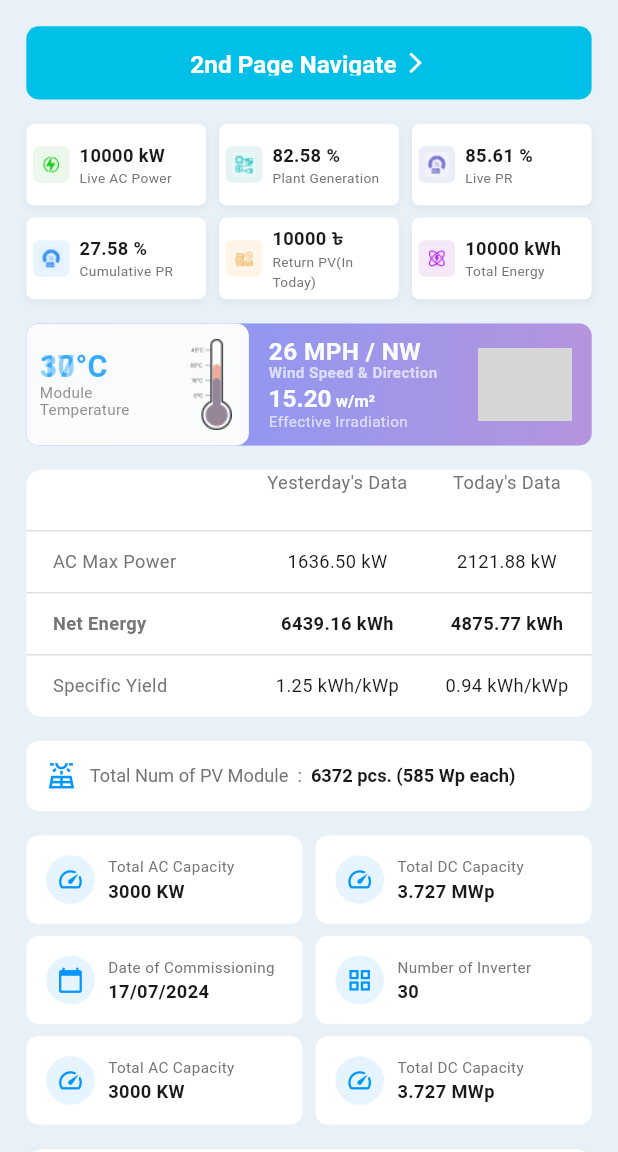
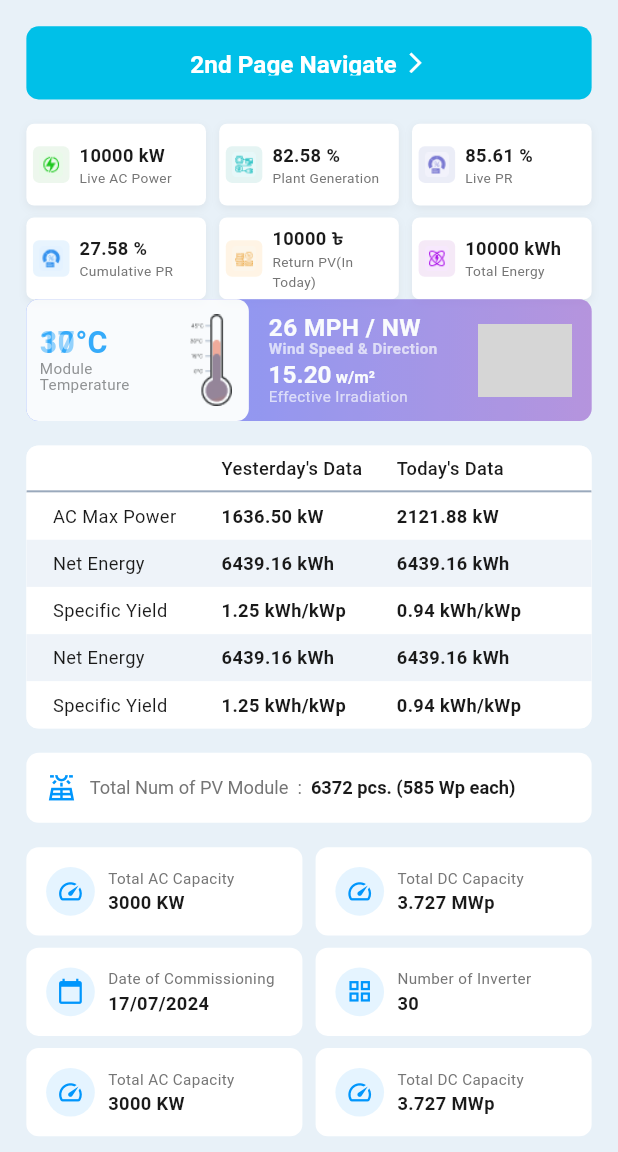
Before and after one commit to azizur-rahaman/scube-flutter-assignment, a Flutter app: the MonitoringPage screen opened by its route, after a tap on "2nd Page Navigate", on a phone screen of 412 x 824 dp, the part 84-1236 px from its top. Run offline on Flutter 3.47's test engine with Material 3 defaults, Android fonts, the phone set to English and light mode, and no system bars; our stand-ins replace dartz, equatable, flutter_bloc, flutter_screenutil, get_it, go_router and 2 more; project files that could hold a hidden picture were left out; grey boxes are pictures that could not be loaded.

Commit message:
feat(monitoring): refine comparison table UI with zebra striping, fixed height rows, and alignment

```diff
--- a/lib/core/constants/app_sizes.dart
+++ b/lib/core/constants/app_sizes.dart
@@ -31,6 +31,7 @@ class AppSizes {
   static double s16 = 16.h;
   static double s24 = 24.h;
   static double s30 = 30.w;
+  static double s31 = 31.h;
   static double s32 = 32.h;
   static double s40 = 40.h;
   static double s48 = 48.h;
--- a/lib/core/constants/app_strings.dart
+++ b/lib/core/constants/app_strings.dart
@@ -32,4 +32,11 @@ class AppStrings {
   static const String totalDcCapacity = 'Total DC Capacity';
   static const String dateOfCommissioning = 'Date of Commissioning';
   static const String numberOfInverter = 'Number of Inverter';
+
+  // Comparison Table
+  static const String yesterdaysData = "Yesterday's Data";
+  static const String todaysData = "Today's Data";
+  static const String acMaxPower = 'AC Max Power';
+  static const String netEnergy = 'Net Energy';
+  static const String specificYield = 'Specific Yield';
 }
--- a/lib/core/theme/app_colors.dart
+++ b/lib/core/theme/app_colors.dart
@@ -27,6 +27,7 @@ class AppColors {
     0xFFE8F1F8,
   ); // Light bluish gray background
   static const Color surface = Colors.white;
+  static const Color tableRowHighlight = Color(0xFFEEF3F9);
 
   // Text Colors
   static const Color textPrimary = Color(0xFF1A1A1A);
@@ -41,6 +42,6 @@ class AppColors {
   static const Color notificationRed = Colors.red;
 
   // Specific UI Elements
-  static const Color inputBorder = Color(0xFFE0E0E0);
+  static const Color inputBorder = Color(0xFF9AA9BC);
   static const Color divider = Color(0xFFEEEEEE);
 }
--- a/lib/features/monitoring/presentation/pages/monitoring_page.dart
+++ b/lib/features/monitoring/presentation/pages/monitoring_page.dart
@@ -119,8 +119,6 @@ class MonitoringPage extends StatelessWidget {
 
                     // Stats Grid
                     DashboardStatsGrid(data: state.data),
-                    SizedBox(height: AppSizes.s16),
-
                     // Weather Carousel
                     WeatherCarousel(
                       temperature: state.data.weather.temperature,
--- a/lib/features/monitoring/presentation/widgets/comparison_table.dart
+++ b/lib/features/monitoring/presentation/widgets/comparison_table.dart
@@ -1,6 +1,6 @@
 import 'package:flutter/material.dart';
-import 'package:flutter_screenutil/flutter_screenutil.dart';
 import '../../../../core/constants/app_sizes.dart';
+import '../../../../core/constants/app_strings.dart';
 import '../../../../core/theme/app_colors.dart';
 import '../../domain/entities/monitoring_data.dart';
 
@@ -13,94 +13,156 @@ class ComparisonTable extends StatelessWidget {
   Widget build(BuildContext context) {
     return Container(
       decoration: BoxDecoration(
-        color: AppColors.surface,
-        borderRadius: BorderRadius.circular(10.r),
+        color: AppColors.surface, // Container background
+        borderRadius: BorderRadius.circular(AppSizes.r8),
       ),
-      child: Table(
-        columnWidths: const {
-          0: FlexColumnWidth(2),
-          1: FlexColumnWidth(1.5),
-          2: FlexColumnWidth(1.5),
-        },
-        border: TableBorder(
-          horizontalInside: BorderSide(color: AppColors.inputBorder, width: 1),
+      clipBehavior: Clip.antiAlias, // To clip children to border radius
+      child: Column(
+        children: [
+          // Header Row
+          _buildHeaderRow(),
+
+          // Data Rows (Zebra Striped)
+          _buildDataRow(
+            label: AppStrings.acMaxPower,
+            valYesterday: comparison.yesterday.acMaxPower,
+            valToday: comparison.today.acMaxPower,
+            index: 0,
           ),
-        children: [
-          _buildHeaderRow(),
-          _buildRow(
-            'AC Max Power',
-            comparison.yesterday.acMaxPower,
-            comparison.today.acMaxPower,
+          _buildDataRow(
+            label: AppStrings.netEnergy,
+            valYesterday: comparison.yesterday.netEnergy,
+            valToday: comparison
+                .yesterday
+                .netEnergy, // Using netEnergy for comparison
+            index: 1,
           ),
-          _buildRow(
-            'Net Energy',
-            comparison.yesterday.netEnergy,
-            comparison.today.netEnergy,
-            isBold: true,
+          _buildDataRow(
+            label: AppStrings.specificYield,
+            valYesterday: comparison.yesterday.specificYield,
+            valToday: comparison.today.specificYield,
+            index: 2,
           ),
-          _buildRow(
-            'Specific Yield',
-            comparison.yesterday.specificYield,
-            comparison.today.specificYield,
+          _buildDataRow(
+            label: AppStrings.netEnergy,
+            valYesterday: comparison.yesterday.netEnergy,
+            valToday: comparison.yesterday.netEnergy,
+            index: 3,
           ),
-          // Duplicate rows to match design roughly if needed, or stick to data
-          // The design shows duplicated Net Energy and Specific Yield rows, perhaps for different meters?
-          // Using provided data structure.
+          _buildDataRow(
+            label: AppStrings.specificYield,
+            valYesterday: comparison.yesterday.specificYield,
+            valToday: comparison.today.specificYield,
+            index: 4,
+          ),
         ],
       ),
     );
   }
 
-  TableRow _buildHeaderRow() {
-    return TableRow(
-      children: [
-        SizedBox(height: 40.h),
-        Center(
-          child: Text(
-            "Yesterday's Data",
-            style: TextStyle(fontSize: 12.sp, color: AppColors.textSecondary),
+  Widget _buildHeaderRow() {
+    return Container(
+      height: AppSizes.s31,
+      padding: EdgeInsets.symmetric(horizontal: AppSizes.p16),
+      decoration: const BoxDecoration(
+        color: AppColors.surface,
+        border: Border(
+          bottom: BorderSide(color: AppColors.inputBorder, width: 1.5),
         ),
       ),
-        Center(
+      child: Row(
+        children: [
+          Expanded(flex: 2, child: SizedBox.shrink()), // Empty first column
+          Expanded(
+            flex: 2,
             child: Text(
-            "Today's Data",
-            style: TextStyle(fontSize: 12.sp, color: AppColors.textSecondary),
+              AppStrings.yesterdaysData,
+              textAlign: TextAlign
+                  .left, // Align right usually looks cleaner for columns
+              style: TextStyle(
+                fontSize: AppSizes.font12,
+                color: AppColors
+                    .textPrimary, // Changed to darker color based on image
+                fontWeight: FontWeight.w500,
+              ),
+            ),
+          ),
+          SizedBox(width: AppSizes.p4),
+          Expanded(
+            flex: 2,
+            child: Text(
+              AppStrings.todaysData,
+              textAlign: TextAlign.left,
+              style: TextStyle(
+                fontSize: AppSizes.font12,
+                color: AppColors.textPrimary,
+                fontWeight: FontWeight.w500,
+              ),
             ),
           ),
         ],
+      ),
     );
   }
 
-  TableRow _buildRow(
-    String label,
-    String val1,
-    String val2, {
-    bool isBold = false,
+  Widget _buildDataRow({
+    required String label,
+    required String valYesterday,
+    required String valToday,
+    required int index,
   }) {
-    final style = TextStyle(
-      fontSize: 12.sp,
-      fontWeight: isBold ? FontWeight.bold : FontWeight.normal,
-      color: AppColors.textPrimary,
-    );
+    // Zebra striping: Even rows (0, 2...) are white, Odd rows (1, 3...) are light blue
+    // Looking at the image: Row 1 (AC) = White. Row 2 (Net) = Light Blue. Row 3 (Specific) = White.
+    final bool isEven = index % 2 == 0;
+    final backgroundColor = isEven
+        ? AppColors.surface
+        : AppColors.tableRowHighlight;
 
-    return TableRow(
+    return Container(
+      height: AppSizes.s31, // Fixed height per user request
+      color: backgroundColor,
+      padding: EdgeInsets.symmetric(horizontal: AppSizes.p16),
+      alignment: Alignment.centerLeft, // Align content vertically center
+      child: Row(
         children: [
-        Padding(
-          padding: EdgeInsets.symmetric(vertical: 12.h, horizontal: 16.w),
+          Expanded(
+            flex: 2,
             child: Text(
               label,
-            style: style.copyWith(color: AppColors.textSecondary),
+              style: TextStyle(
+                fontSize: AppSizes.font12,
+                color: AppColors.textPrimary, // Darker text for labels too
+                fontWeight: FontWeight.w400,
               ),
             ),
-        Padding(
-          padding: EdgeInsets.symmetric(vertical: 12.h),
-          child: Center(child: Text(val1, style: style)),
           ),
-        Padding(
-          padding: EdgeInsets.symmetric(vertical: 12.h),
-          child: Center(child: Text(val2, style: style)),
+          Expanded(
+            flex: 2,
+            child: Text(
+              valYesterday,
+              textAlign: TextAlign.left,
+              style: TextStyle(
+                fontSize: AppSizes.font12,
+                color: AppColors.textPrimary,
+                fontWeight: FontWeight.bold, // Bolding the numeric values
+              ),
+            ),
+          ),
+          SizedBox(width: AppSizes.p4),
+          Expanded(
+            flex: 2,
+            child: Text(
+              valToday,
+              textAlign: TextAlign.left,
+              style: TextStyle(
+                fontSize: AppSizes.font12,
+                color: AppColors.textPrimary,
+                fontWeight: FontWeight.bold,
+              ),
+            ),
           ),
         ],
+      ),
     );
   }
 }
```
Lines whose indentation alone changed are shown as unchanged.
